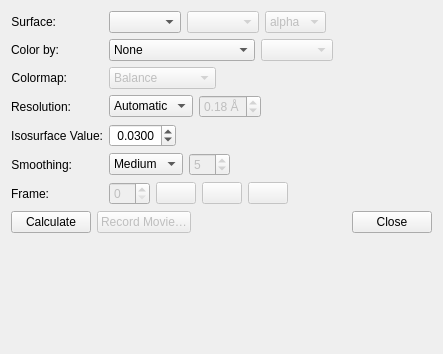
Above: avogadro/qtplugins/surfaces/surfacedialog.ui from OpenChemistry/avogadrolibs before the change. Below: the same form after it.
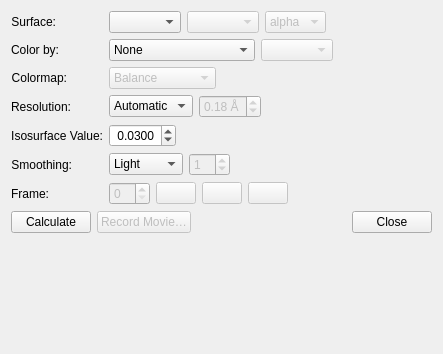
That is the form after the change. Icons and pictures are not drawn.

Commit message: Turn down the default smoothing level for speed

What changed in the file:
```diff
--- a/avogadro/qtplugins/surfaces/surfacedialog.ui
+++ b/avogadro/qtplugins/surfaces/surfacedialog.ui
@@ -360,10 +360,10 @@
           <bool>true</bool>
          </property>
          <property name="currentText">
-          <string>Medium</string>
+          <string>Light</string>
          </property>
          <property name="currentIndex">
-          <number>2</number>
+          <number>1</number>
          </property>
          <item>
           <property name="text">
@@ -407,7 +407,7 @@
           <number>1</number>
          </property>
          <property name="value">
-          <number>5</number>
+          <number>1</number>
          </property>
         </widget>
        </item>
```
The commit also changes 1 other file.
